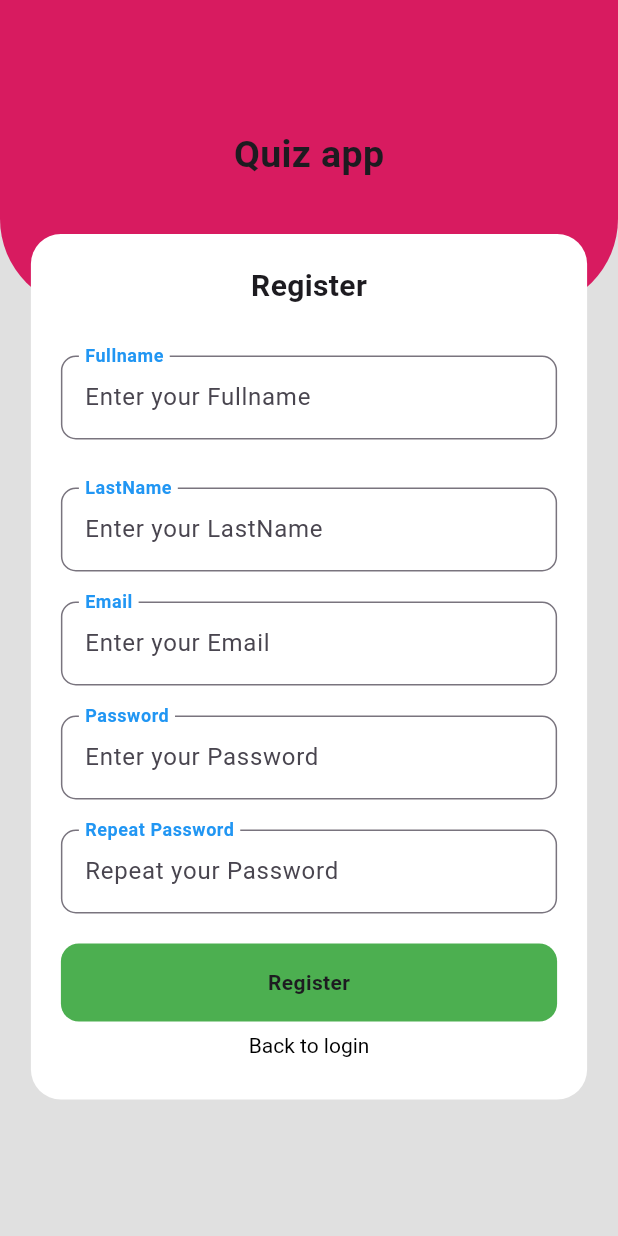
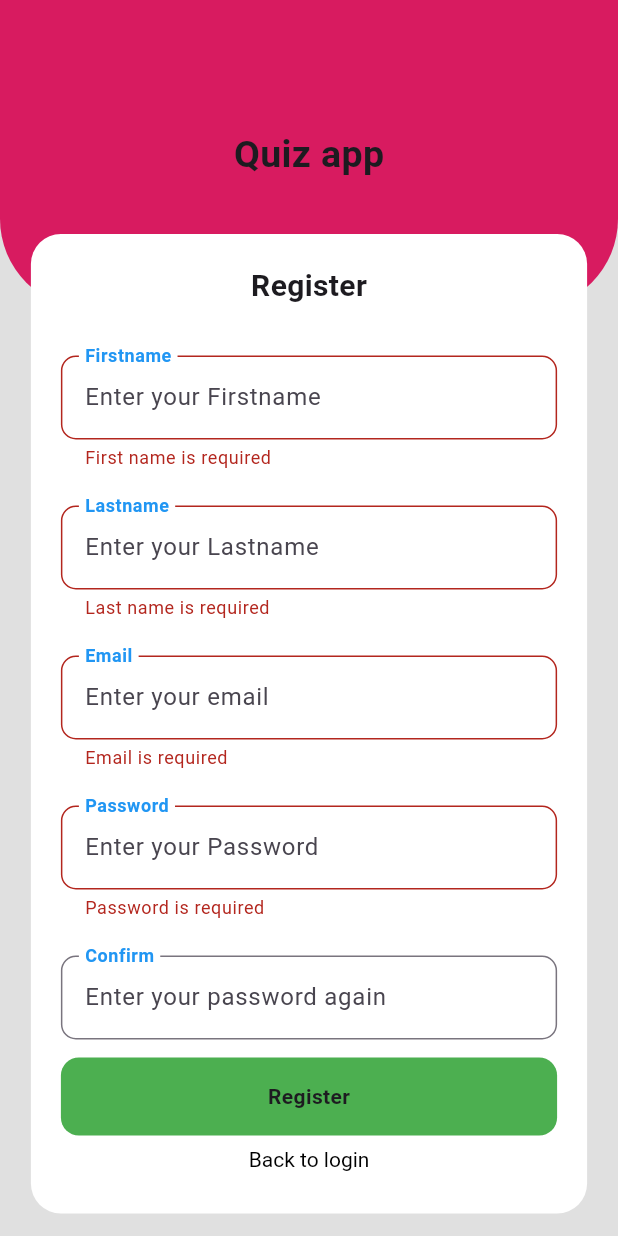
Before and after one commit to abishek12/brainteaser, a Flutter app: the RegisterScreen screen opened directly, after a tap on "Register", on a phone screen of 412 x 824 dp. Run offline on Flutter 3.47's test engine with Material 2 defaults, Android fonts, the phone set to English and light mode, and no system bars; our stand-ins replace cloud_firestore, firebase_auth, firebase_core, fluttertoast, random_string; accounts and stored records are empty.

Commit message:
auth management complete

```diff
--- a/lib/authentication/helper/register_helper.dart
+++ b/lib/authentication/helper/register_helper.dart
@@ -1,16 +1,40 @@
+import 'package:brainteaser/authentication/helper/user_store_helper.dart';
+import 'package:brainteaser/authentication/model/user_model.dart';
 import 'package:firebase_auth/firebase_auth.dart';
 import 'package:flutter/material.dart';
 
 class RegisterProvider extends ChangeNotifier {
+  bool _isSuccess = false;
   bool _isLoading = false;
+
   bool get isLoading => _isLoading;
+  bool get isSuccess => _isSuccess;
 
-  Future<void> checkRegister(email, pass) async {
+  Future<void> checkRegister(
+    email,
+    pass, {
+    String? fName,
+    String? lName,
+  }) async {
     _isLoading = true;
     notifyListeners();
 
     // call login function
-    await authRegister(email, pass);
+    await authRegister(email, pass).then(
+      (value) => UserHelper()
+          .addUserCloudStore(
+        UserModel(
+          firstName: fName!,
+          lastName: lName!,
+          email: email,
+        ),
+        FirebaseAuth.instance.currentUser!.uid,
+      )
+          .then((value) {
+        _isSuccess = true;
+        notifyListeners();
+      }),
+    );
     _isLoading = false;
     notifyListeners();
   }
--- /dev/null
+++ b/lib/authentication/helper/user_store_helper.dart
@@ -0,0 +1,16 @@
+import 'package:brainteaser/authentication/model/user_model.dart';
+import 'package:cloud_firestore/cloud_firestore.dart';
+import 'package:flutter/foundation.dart';
+
+class UserHelper {
+  final CollectionReference _reference =
+      FirebaseFirestore.instance.collection('users');
+
+  Future<void> addUserCloudStore(UserModel userModel, String userId) async {
+    return await _reference
+        .doc(userId)
+        .set(userModel.toJson())
+        .then((value) => debugPrint("User Added"))
+        .catchError((error) => debugPrint("Failed to add user: $error"));
+  }
+}
--- a/lib/authentication/model/user_model.dart
+++ b/lib/authentication/model/user_model.dart
@@ -2,13 +2,11 @@ class UserModel {
   final String firstName;
   final String lastName;
   final String email;
-  final String gender;
 
   UserModel({
     required this.firstName,
     required this.lastName,
     required this.email,
-    required this.gender,
   });
 
   UserModel.fromJson(Map<String, Object?> json)
@@ -16,7 +14,6 @@ class UserModel {
           firstName: json['firstName']! as String,
           lastName: json['lastName']! as String,
           email: json['email']! as String,
-          gender: json['gender']! as String,
         );
 
   Map<String, Object?> toJson() {
@@ -24,7 +21,6 @@ class UserModel {
       'firstName': firstName,
       'lastName': lastName,
       'email': email,
-      'gender': gender,
     };
   }
 }
--- a/lib/authentication/screen/register_screen.dart
+++ b/lib/authentication/screen/register_screen.dart
@@ -1,4 +1,6 @@
+import 'package:brainteaser/main/screen/auth_screen_status.dart';
 import 'package:flutter/material.dart';
+import 'package:fluttertoast/fluttertoast.dart';
 import 'package:provider/provider.dart';
 
 import '../helper/register_helper.dart';
@@ -15,6 +17,8 @@ class RegisterScreen extends StatefulWidget {
 }
 
 class _RegisterScreenState extends State<RegisterScreen> {
+  final key = GlobalKey<FormState>();
+
   final firstName = TextEditingController();
   final secondName = TextEditingController();
   final email = TextEditingController();
@@ -56,6 +60,8 @@ class _RegisterScreenState extends State<RegisterScreen> {
                 ),
                 child: Padding(
                   padding: const EdgeInsets.all(20.0),
+                  child: Form(
+                    key: key,
                     child: Column(
                       children: [
                         const Text(
@@ -67,91 +73,95 @@ class _RegisterScreenState extends State<RegisterScreen> {
                           height: 20,
                         ),
                         CustomTextField(
-                        hintText: 'Enter your Fullname',
-                        label: 'Fullname',
+                          hintText: 'Enter your Firstname',
+                          label: 'Firstname',
                           controller: firstName,
+                          onValidate: (value) {
+                            if (value!.isEmpty) {
+                              return 'First name is required';
+                            }
+                            return null;
+                          },
                         ),
-                      const SizedBox(
-                        height: 20,
+                        CustomTextField(
+                          hintText: 'Enter your Lastname',
+                          label: 'Lastname',
+                          controller: secondName,
+                          onValidate: (value) {
+                            if (value!.isEmpty) {
+                              return 'Last name is required';
+                            }
+                            return null;
+                          },
                         ),
-                      TextFormField(
-                        controller: secondName,
-                        decoration: InputDecoration(
-                          hintText: 'Enter your LastName',
-                          floatingLabelBehavior: FloatingLabelBehavior.always,
-                          border: OutlineInputBorder(
-                              borderRadius: BorderRadius.circular(10)),
-                          label: const Text(
-                            'LastName',
-                            style: TextStyle(
-                                color: Colors.blue,
-                                fontWeight: FontWeight.bold),
+                        CustomTextField(
+                          hintText: 'Enter your email',
+                          label: 'Email',
+                          controller: email,
+                          onValidate: (value) {
+                            if (value!.isEmpty) {
+                              return 'Email is required';
+                            }
+                            return null;
+                          },
                         ),
+                        CustomTextField(
+                          isObscureText: true,
+                          hintText: 'Enter your Password',
+                          label: 'Password',
+                          controller: password,
+                          onValidate: (value) {
+                            if (value!.isEmpty) {
+                              return 'Password is required';
+                            }
+                            if (value.length <= 8 && value.length > 15) {
+                              return 'Character should be between 8 and 15';
+                            }
+                            return null;
+                          },
                         ),
+                        CustomTextField(
+                          isObscureText: true,
+                          hintText: 'Enter your password again',
+                          label: 'Confirm',
+                          controller: repeatPassword,
+                          onValidate: (value) {
+                            if (value != password.text) {
+                              return "Password didn't matched";
+                            }
+                            return null;
+                          },
                         ),
-                      const SizedBox(
-                        height: 20,
+                        value.isLoading
+                            ? const Center(
+                                child: CircularProgressIndicator(),
+                              )
+                            : AuthCustomButton(
+                                btnText: 'Register',
+                                onTap: () {
+                                  final formField = key.currentState;
+                                  if (formField!.validate()) {
+                                    value
+                                        .checkRegister(
+                                      email.text,
+                                      password.text,
+                                      fName: firstName.text,
+                                      lName: secondName.text,
+                                    )
+                                        .then((val) {
+                                      value.isSuccess
+                                          ? Fluttertoast.showToast(
+                                              msg: 'Registration Successfull')
+                                          : Container();
+                                      Navigator.pushReplacement(
+                                        context,
+                                        MaterialPageRoute(
+                                          builder: (context) =>
+                                              const AuthScreenStatus(),
                                         ),
-                      TextFormField(
-                        controller: email,
-                        decoration: InputDecoration(
-                          hintText: 'Enter your Email',
-                          floatingLabelBehavior: FloatingLabelBehavior.always,
-                          border: OutlineInputBorder(
-                              borderRadius: BorderRadius.circular(10)),
-                          label: const Text(
-                            'Email',
-                            style: TextStyle(
-                                color: Colors.blue,
-                                fontWeight: FontWeight.bold),
-                          ),
-                        ),
-                      ),
-                      const SizedBox(
-                        height: 20,
-                      ),
-                      TextFormField(
-                        obscureText: true,
-                        controller: password,
-                        decoration: InputDecoration(
-                          hintText: 'Enter your Password',
-                          floatingLabelBehavior: FloatingLabelBehavior.always,
-                          border: OutlineInputBorder(
-                              borderRadius: BorderRadius.circular(10)),
-                          label: const Text(
-                            'Password',
-                            style: TextStyle(
-                                color: Colors.blue,
-                                fontWeight: FontWeight.bold),
-                          ),
-                        ),
-                      ),
-                      const SizedBox(
-                        height: 20,
-                      ),
-                      TextFormField(
-                        obscureText: true,
-                        controller: repeatPassword,
-                        decoration: InputDecoration(
-                          hintText: 'Repeat your Password',
-                          floatingLabelBehavior: FloatingLabelBehavior.always,
-                          border: OutlineInputBorder(
-                              borderRadius: BorderRadius.circular(10)),
-                          label: const Text(
-                            'Repeat Password',
-                            style: TextStyle(
-                                color: Colors.blue,
-                                fontWeight: FontWeight.bold),
-                          ),
-                        ),
-                      ),
-                      const SizedBox(
-                        height: 20,
-                      ),
-                      AuthCustomButton(
-                        btnText: value.isLoading ? 'Loading' : 'Register',
-                        onTap: () {
-                          value.checkRegister(email.text, password.text);
+                                      );
+                                    });
+                                  }
                                 },
                               ),
                         AuthFooterText(
@@ -167,6 +177,7 @@ class _RegisterScreenState extends State<RegisterScreen> {
                     ),
                   ),
                 ),
+              ),
             ],
           );
         }),
--- a/pubspec.yaml
+++ b/pubspec.yaml
@@ -42,6 +42,7 @@ dependencies:
   cloud_firestore: ^4.8.0
   random_string: ^2.3.1
   fluttertoast: ^8.2.2
+  google_sign_in: ^5.4.4
 
 dev_dependencies:
   flutter_test:
```
Also changed, not shown: pubspec.lock. Lines whose indentation alone changed are shown as unchanged.
